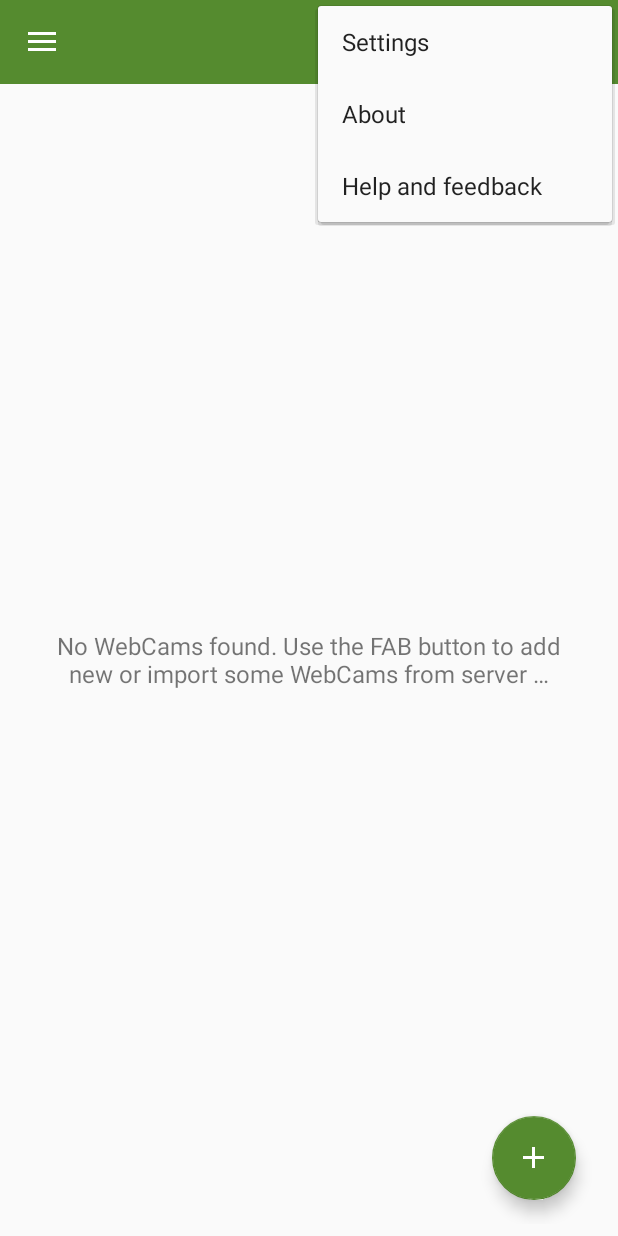
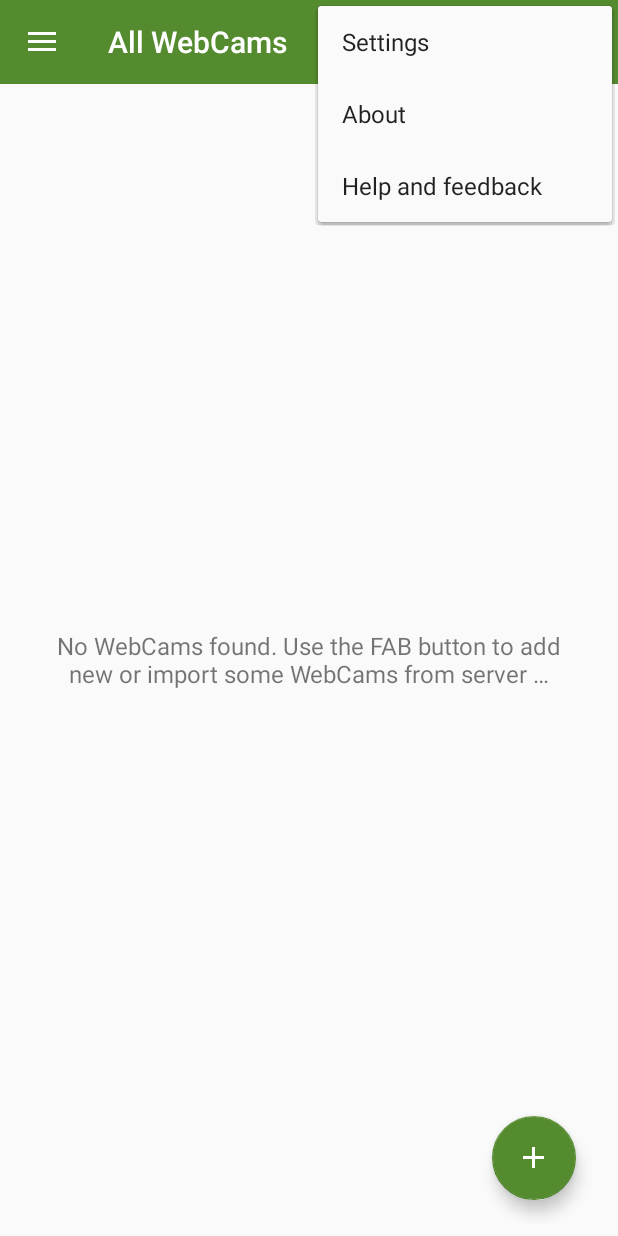
Before and after one commit to Volcanoscar/WebCamViewer, an Android app: the MainActivity screen opened directly, with no data from a screen before it, with the options menu open, on a phone screen of 412 x 824 dp. Run offline under Robolectric (Android 15) with nearby library versions, the phone set to English and light mode, and no system bars; our stand-ins replace Picasso; libraries missing offline, so code that uses them is left out: com.afollestad.materialdialogs, com.melnykov.fab, com.nispok.snackbar; plain views replace FloatingActionButton; pictures from the network do not load; 3 statements that could not run were skipped.

Commit message:
Fixed bug with action bar title when drawer is closed and nothing selected.

```diff
--- a/app/build.gradle
+++ b/app/build.gradle
@@ -8,8 +8,8 @@ android {
         applicationId "cz.yetanotherview.webcamviewer.app"
         minSdkVersion 15
         targetSdkVersion 21
-        versionCode 30
-        versionName "2.0 beta3"
+        versionCode 31
+        versionName "2.0 beta4"
     }
     buildTypes {
         release {
--- a/app/src/main/java/cz/yetanotherview/webcamviewer/app/MainActivity.java
+++ b/app/src/main/java/cz/yetanotherview/webcamviewer/app/MainActivity.java
@@ -172,15 +172,13 @@ public class MainActivity extends ActionBarActivity implements WebCamListener, S
             /** Called when a drawer has settled in a completely closed state. */
             public void onDrawerClosed(View view) {
                 super.onDrawerClosed(view);
-                getSupportActionBar().setTitle(selectedCategoryName);
-                invalidateOptionsMenu(); // creates call to onPrepareOptionsMenu()
+                invalidateOptionsMenu();
             }
 
             /** Called when a drawer has settled in a completely open state. */
             public void onDrawerOpened(View drawerView) {
                 super.onDrawerOpened(drawerView);
-                //getSupportActionBar().setTitle("mDrawerTitle");
-                invalidateOptionsMenu(); // creates call to onPrepareOptionsMenu()
+                invalidateOptionsMenu();
             }
         };
 
@@ -252,6 +250,7 @@ public class MainActivity extends ActionBarActivity implements WebCamListener, S
             reInitializeAdapter(position);
             selectedCategory = position;
 
+            getSupportActionBar().setTitle(selectedCategoryName);
             mDrawerLayout.closeDrawers();
         }
     }
```
